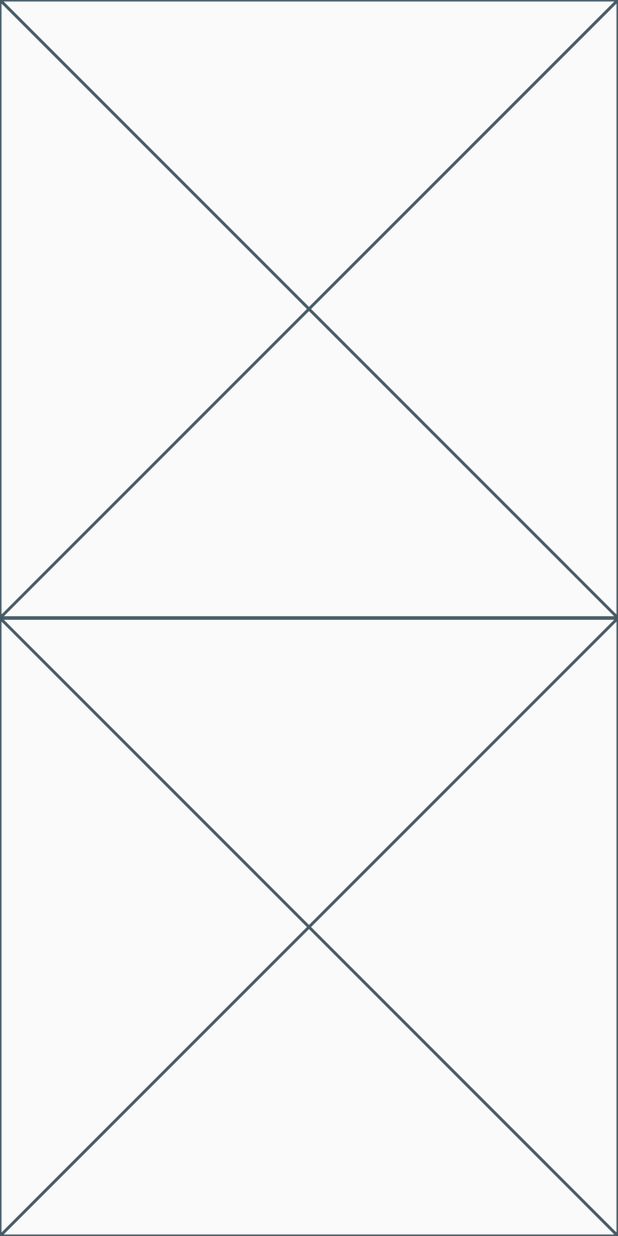
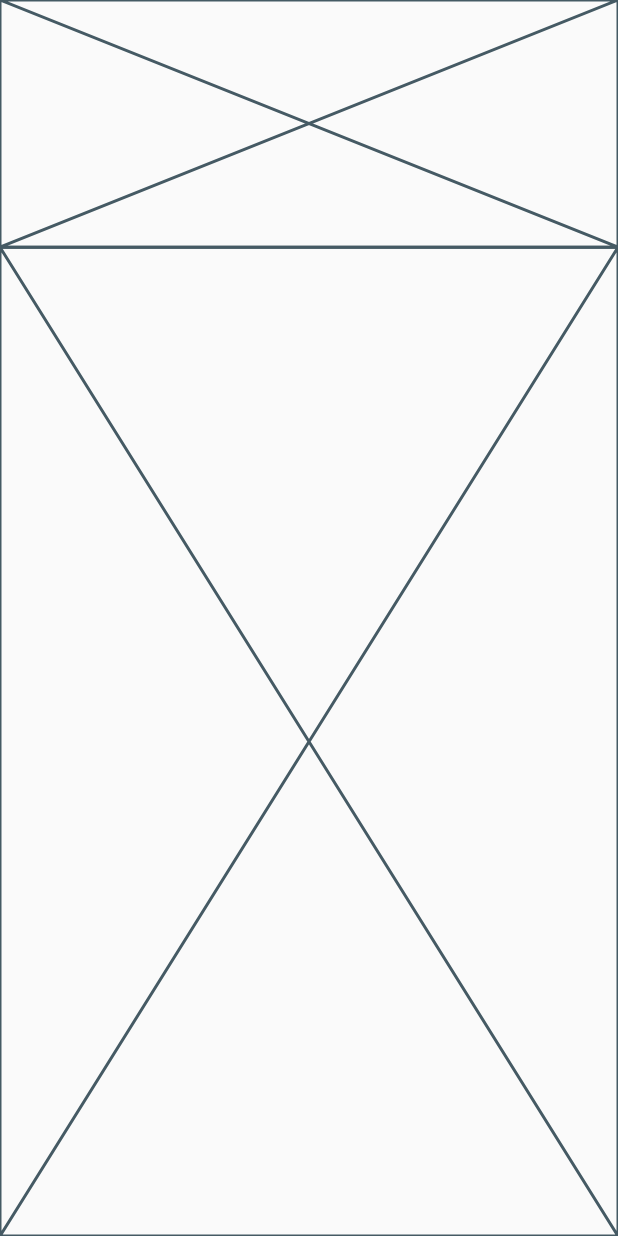
Before and after one commit to JAICHANGPARK/flutter_notebook_8th_story, a Flutter app: the screen it shows after launch, on a phone screen of 412 x 824 dp. Run offline on Flutter 3.47's test engine with Material 2 defaults, Android fonts, the phone set to English and light mode, and no system bars.

Commit message:
Update element_main_page.dart

```diff
--- a/lib/ep551_element_app/element_main_page.dart
+++ b/lib/ep551_element_app/element_main_page.dart
@@ -1,5 +1,4 @@
 import 'package:flutter/material.dart';
-
 
 class ChemicalElementApp extends StatelessWidget {
   @override
@@ -22,8 +21,8 @@ class _ElementMainPageState extends State<ElementMainPage> {
       body: SafeArea(
         child: Column(
           children: [
-            Expanded(child: Placeholder()),
-            Expanded(child: Placeholder()),
+            Expanded(flex: 2, child: Placeholder()),
+            Expanded(flex: 8, child: Placeholder()),
           ],
         ),
       ),
```
